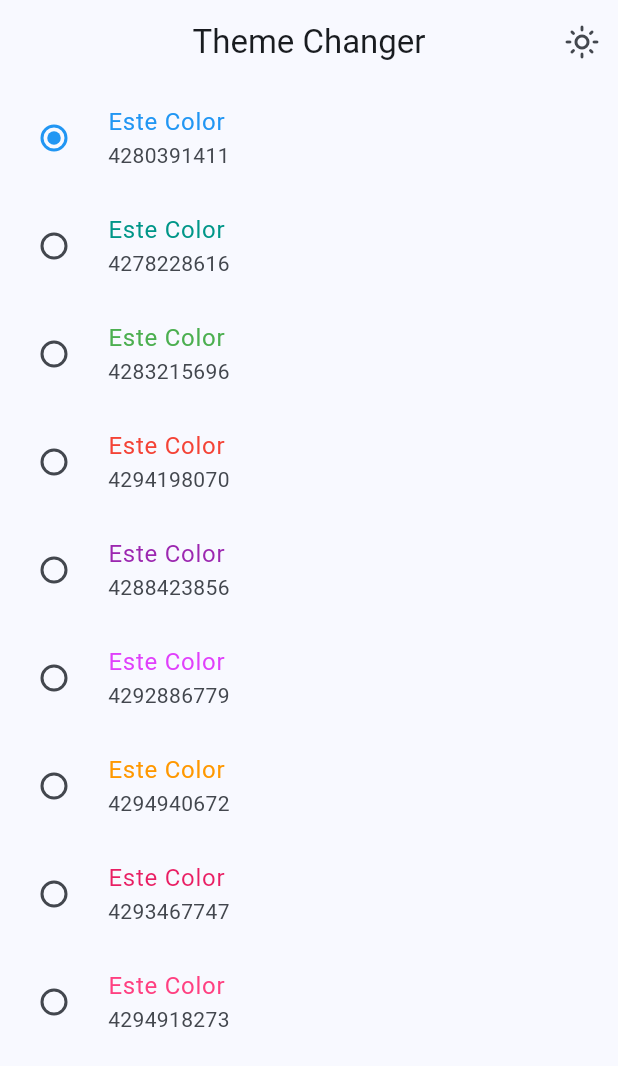
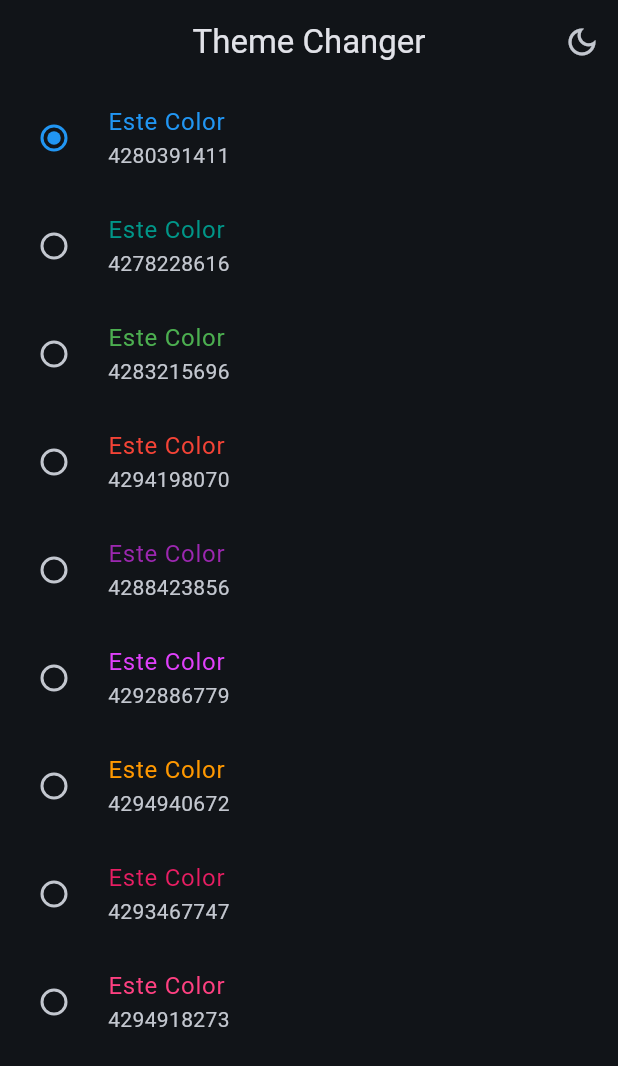
Before and after one commit to DidierDev672/widget_app, a Flutter app: the ThemeChangerScreen screen opened by its route, after a tap on the "light mode" icon, on a phone screen of 412 x 824 dp. Shown: the top 1066 px of the screen. Run offline on Flutter 3.47's test engine with Material 3 defaults, Android fonts, the phone set to English and light mode, and no system bars; our stand-ins replace animate_do, flutter_riverpod, go_router.

Commit message:
Configuración de los modo dark y el light

```diff
--- a/lib/config/app_theme.dart
+++ b/lib/config/app_theme.dart
@@ -14,16 +14,20 @@ const colorList = <Color>[
 
 class AppTheme {
   final int selectedColor;
-
-  AppTheme({this.selectedColor = 0})
-      : assert(selectedColor >= 0, 'Selected color must be greater then 0'),
+  final bool isDarkMode;
+  AppTheme({
+    this.selectedColor = 0,
+    this.isDarkMode = false,
+  })  : assert(selectedColor >= 0, 'Selected color must be greater then 0'),
         assert(selectedColor < colorList.length,
             'Selected color must be less or equal than ${colorList.length - 1}');
 
   ThemeData getTheme() => ThemeData(
-      useMaterial3: true,
-      colorSchemeSeed: colorList[selectedColor],
-      appBarTheme: const AppBarTheme(
-        centerTitle: true,
-      ));
+        useMaterial3: true,
+        brightness: isDarkMode ? Brightness.dark : Brightness.light,
+        colorSchemeSeed: colorList[selectedColor],
+        appBarTheme: const AppBarTheme(
+          centerTitle: true,
+        ),
+      );
 }
--- a/lib/main.dart
+++ b/lib/main.dart
@@ -1,6 +1,7 @@
 import 'package:flutter/material.dart';
 import 'package:flutter_riverpod/flutter_riverpod.dart';
 import 'package:widget_app/config/app_theme.dart';
+import 'package:widget_app/presentation/providers/theme_provider.dart';
 import 'config/router/app_router.dart';
 
 void main() {
@@ -11,16 +12,21 @@ void main() {
   );
 }
 
-class MainApp extends StatelessWidget {
+class MainApp extends ConsumerWidget {
   const MainApp({super.key});
 
   @override
-  Widget build(BuildContext context) {
+  Widget build(BuildContext context, WidgetRef ref) {
+    final int selectedColor = ref.watch(selectedColorProvider);
+    final bool isDarkMode = ref.watch(isDarkModeProvider);
     return MaterialApp.router(
       title: 'Flutter Widgets',
       routerConfig: appRouter,
       debugShowCheckedModeBanner: false,
-      theme: AppTheme(selectedColor: 0).getTheme(),
+      theme: AppTheme(
+        selectedColor: selectedColor,
+        isDarkMode: isDarkMode,
+      ).getTheme(),
     );
   }
 }
--- a/lib/presentation/providers/theme_provider.dart
+++ b/lib/presentation/providers/theme_provider.dart
@@ -5,3 +5,6 @@ final isDarkModeProvider = StateProvider<bool>((ref) => false);
 
 // Listado de colores inmutable
 final colorListProvider = Provider((ref) => colorList);
+
+// Un Simple int
+final selectedColorProvider = StateProvider<int>((ref) => 0);
--- a/lib/presentation/screens/theme_changer/theme_changer_screen.dart
+++ b/lib/presentation/screens/theme_changer/theme_changer_screen.dart
@@ -14,7 +14,9 @@ class ThemeChangerScreen extends ConsumerWidget {
         title: const Text('Theme Changer'),
         actions: [
           IconButton(
-            onPressed: () {},
+            onPressed: () {
+              ref.read(isDarkModeProvider.notifier).update((state) => !state);
+            },
             icon: Icon(
               isDarkMode ? Icons.dark_mode_outlined : Icons.light_mode_outlined,
             ),
@@ -32,6 +34,7 @@ class _ThemeChangerViews extends ConsumerWidget {
   @override
   Widget build(BuildContext context, WidgetRef ref) {
     final List<Color> colors = ref.watch(colorListProvider);
+    final int selectedColor = ref.watch(selectedColorProvider);
     return ListView.builder(
       itemCount: colors.length,
       itemBuilder: (context, index) {
@@ -44,8 +47,10 @@ class _ThemeChangerViews extends ConsumerWidget {
           subtitle: Text('${color.value}'),
           activeColor: color,
           value: index,
-          groupValue: 0,
-          onChanged: (value) {},
+          groupValue: selectedColor,
+          onChanged: (value) {
+            ref.read(selectedColorProvider.notifier).state = index;
+          },
         );
       },
     );
```
